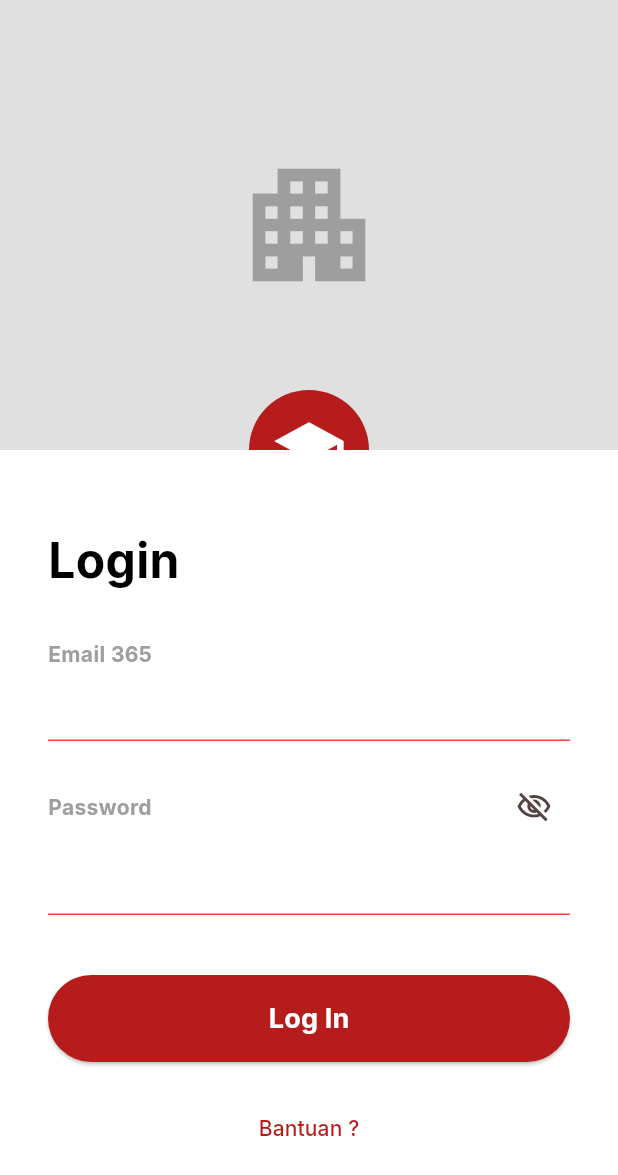
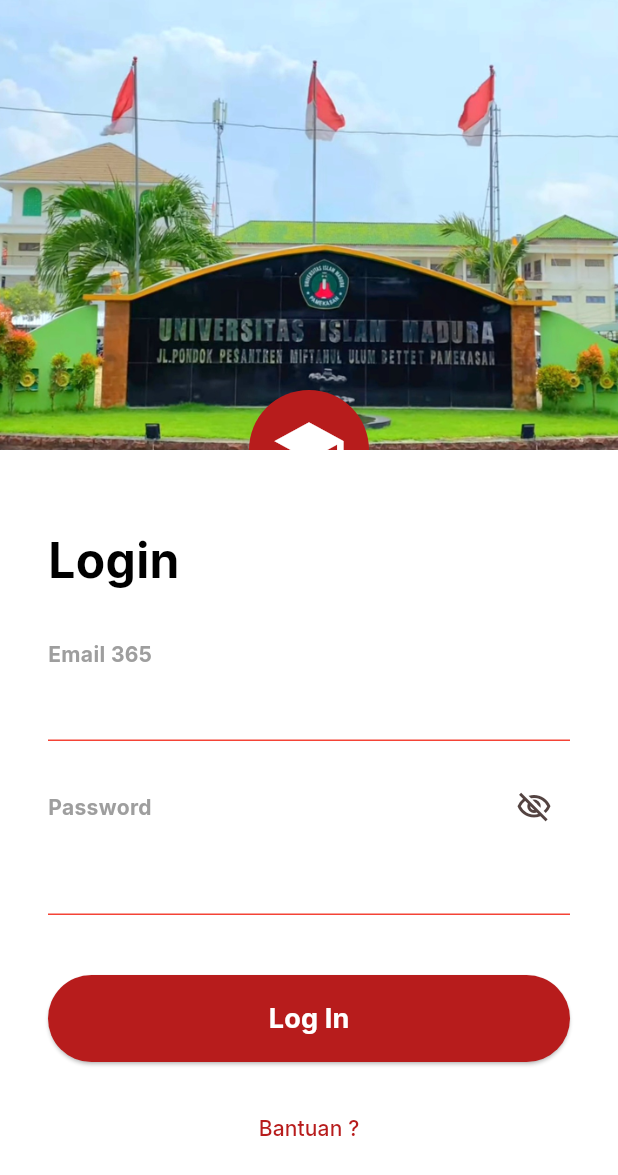
Before and after one commit to faizatulmunawaroh/uas-pak-rofii, a Flutter app: the screen it shows after launch, on a phone screen of 412 x 824 dp. Shown: the top 1175 px of the screen. Run offline on Flutter 3.47's test engine with Material 3 defaults, Android fonts, the phone set to English and light mode, and no system bars; our stand-ins replace google_fonts.

Commit message:
menambahkan gambar di login

```diff
--- a/lib/screens/login_screen.dart
+++ b/lib/screens/login_screen.dart
@@ -25,8 +25,7 @@ class _LoginScreenState extends State<LoginScreen> {
                   height: 300,
                   width: double.infinity,
                   color: Colors.grey.shade300,
-                  child: const Center(child: Icon(Icons.apartment, size: 100, color: Colors.grey)),
-                  // In real app: Image.asset('assets/building.png', fit: BoxFit.cover),
+                  child: Image.asset('assets/images/login_header.png', fit: BoxFit.cover),
                 ),
                  Positioned(
                    bottom: -40,
```
Also changed, not shown: assets/images/login_header.png (added).
